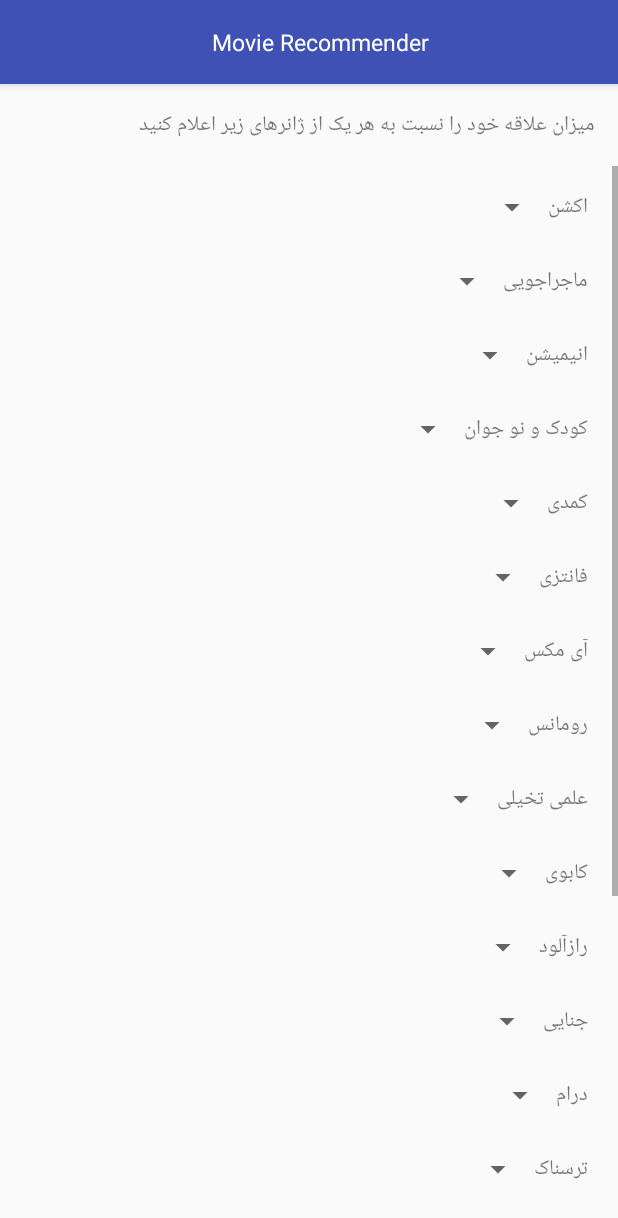
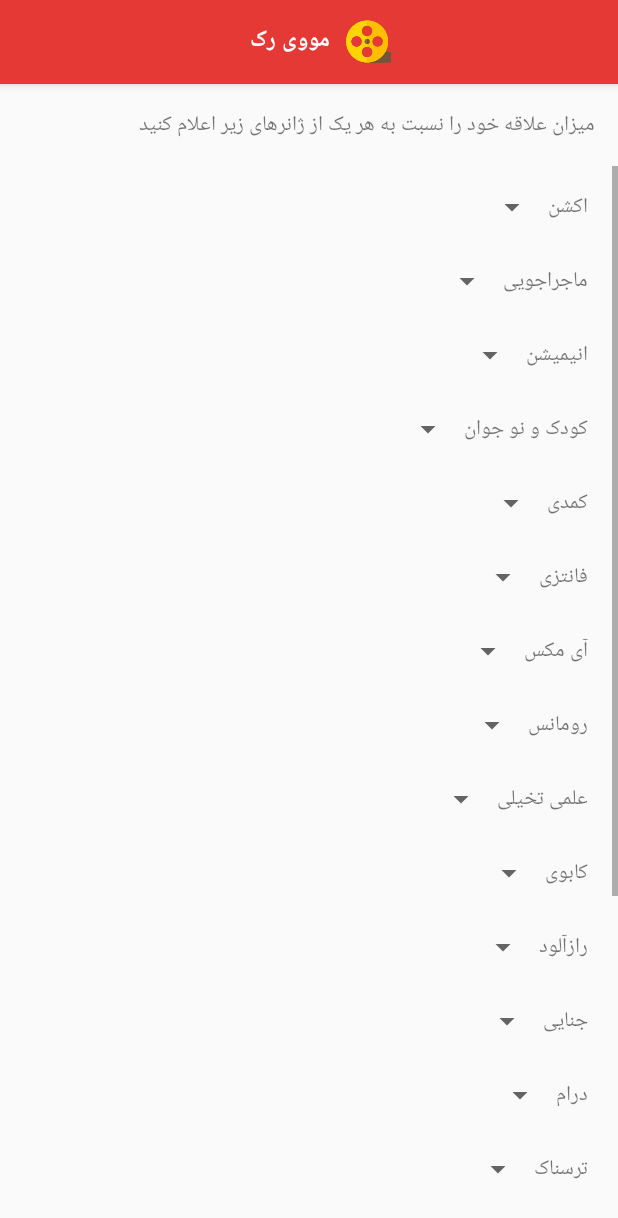
Before and after one commit to iamrahulyadav/DataMininng, an Android app: the layout activity_favorite.xml on its own in the app's theme, with its tools: preview values and no code run, on a phone screen of 412 x 824 dp. Shown: the top 1218 px of the screen. Run offline under Robolectric (Android 15) with nearby library versions, the phone set to English and light mode, and no system bars.

Commit message:
changes from ehsan

```diff
--- a/app/src/main/AndroidManifest.xml
+++ b/app/src/main/AndroidManifest.xml
@@ -12,14 +12,16 @@
         android:theme="@style/AppTheme">
         <activity android:name=".MainActivity"></activity>
         <activity android:name=".loginActivity">
+
+        </activity>
+        <activity android:name=".favoriteActivity" />
+        <activity android:name=".SplashActivity">
             <intent-filter>
                 <action android:name="android.intent.action.MAIN" />
 
                 <category android:name="android.intent.category.LAUNCHER" />
             </intent-filter>
         </activity>
-        <activity android:name=".favoriteActivity" />
-        <activity android:name=".SplashActivity"></activity>
     </application>
 
 </manifest>
--- a/app/src/main/res/layout/activity_favorite.xml
+++ b/app/src/main/res/layout/activity_favorite.xml
@@ -17,37 +17,30 @@
             android:layout_width="match_parent"
             android:layout_height="?attr/actionBarSize">
 
-            <RelativeLayout
+            <LinearLayout
                 android:layout_width="match_parent"
-                android:layout_height="match_parent">
+                android:layout_height="wrap_content"
+                android:gravity="center">
 
                 <TextView
                     android:layout_width="wrap_content"
                     android:layout_height="wrap_content"
                     android:layout_centerInParent="true"
-                    android:text="Movie Recommender"
+                    android:text="مووی رک"
                     android:textColor="@color/white"
-                    android:textSize="15sp" />
+                    android:textSize="15sp"
+                    android:layout_marginRight="5dp"
+                    android:textStyle="bold"/>
 
-                <RelativeLayout
-                    android:id="@+id/lytMenu"
-                    android:layout_width="wrap_content"
-                    android:layout_height="wrap_content"
-                    android:layout_alignParentRight="true"
-                    android:layout_centerVertical="true"
-                    android:layout_marginRight="5dp"
-                    android:background="?attr/selectableItemBackground"
-                    android:padding="10dp">
 
                     <ImageView
-                        android:layout_width="22dp"
-                        android:layout_height="22dp"
-                        android:layout_centerVertical="true" />
+                        android:layout_width="30dp"
+                        android:layout_height="30dp"
+                        android:layout_centerVertical="true"
+                        android:layout_marginLeft="5dp"
+                        android:src="@drawable/logo"/>
 
-                </RelativeLayout>
-
-
-            </RelativeLayout>
+            </LinearLayout>
 
         </android.support.v7.widget.Toolbar>
 
--- a/app/src/main/res/values/colors.xml
+++ b/app/src/main/res/values/colors.xml
@@ -1,11 +1,13 @@
 <?xml version="1.0" encoding="utf-8"?>
 <resources>
-    <color name="colorPrimary">#3F51B5</color>
-    <color name="colorPrimaryDark">#303F9F</color>
-    <color name="colorAccent">#FF4081</color>
+    <color name="colorPrimary">#E53935</color>
+    <color name="colorPrimaryDark">#B71C1C</color>
+    <color name="colorAccent">#FFC107</color>
     <color name="black">#2c2c2c</color>
     <color name="darkgrey">#939393</color>
 
     <color name="white">#ffffff</color>
+    <color name="lightRed">#E53935</color>
+
 
 </resources>
```
Also changed, not shown: app/src/main/java/com/example/mohamadhasan/dataminning/SplashActivity.java (+32 -0 lines), app/src/main/res/layout/activity_main.xml (+14 -21 lines), app/src/main/res/layout/activity_splash.xml (+18 -3 lines), app/src/main/res/drawable/ic_splash.png (added), app/src/main/res/drawable/logo.png (added).
